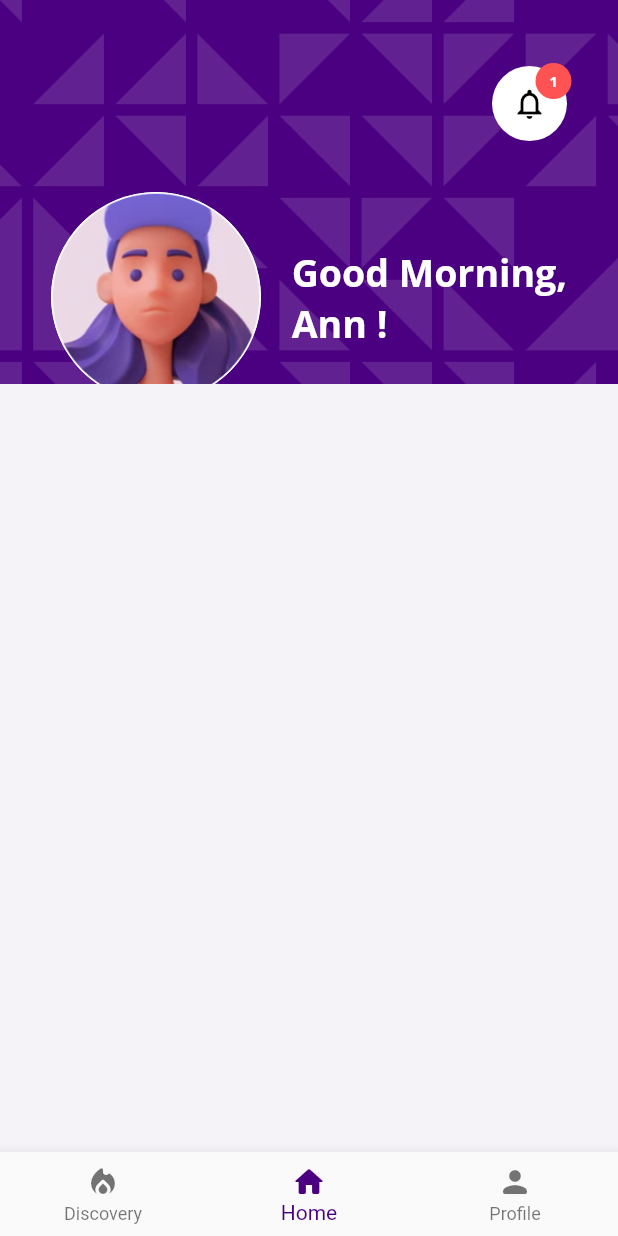
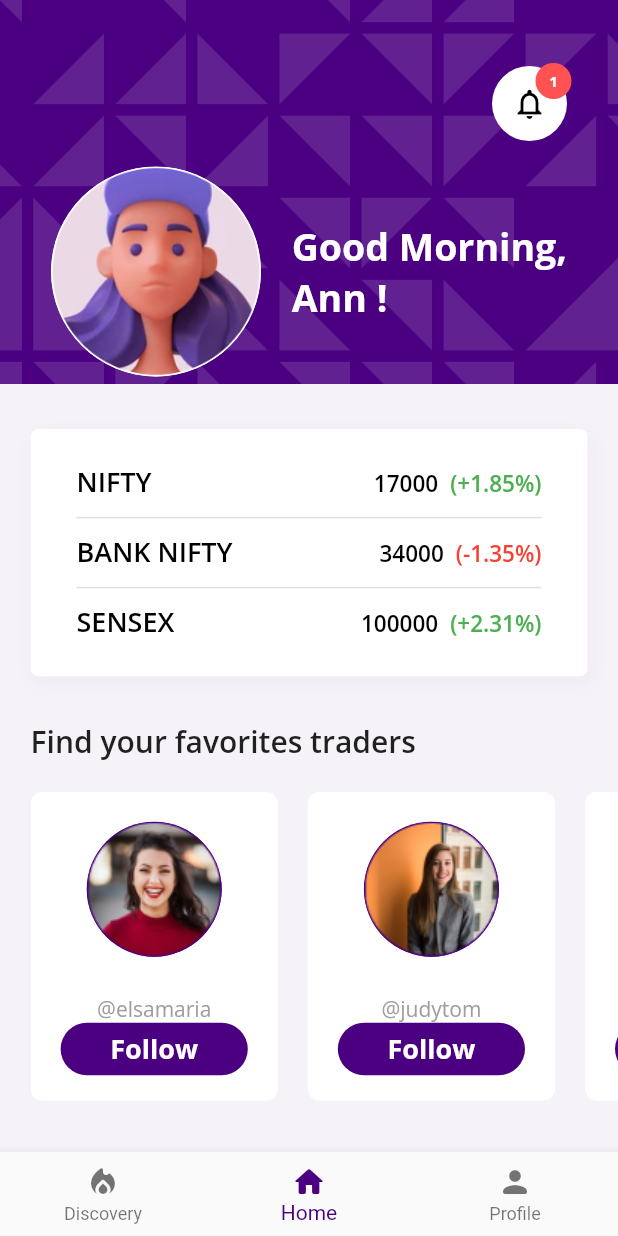
Before and after one commit to aninarafath6/incom-app, a Flutter app: the HomeView screen opened by its route, on a phone screen of 412 x 824 dp. Run offline on Flutter 3.47's test engine with Material 2 defaults, Android fonts, the phone set to English and light mode, and no system bars; our stand-ins replace flutter_svg, get, google_fonts.

Commit message:
favorites traders section

```diff
--- /dev/null
+++ b/lib/controllers/home_controller/home.controller.dart
@@ -0,0 +1,37 @@
+import 'package:get/get.dart';
+import 'package:incom/models/trader.model.dart';
+
+class HomeController extends GetxController {
+  List<Trader> favoritesTrader = [
+    Trader(
+      name: 'Elsa Maria',
+      userName: '@elsamaria',
+      dp: 'assets/users/user1.png',
+    ),
+    Trader(
+      name: 'Judy Tom',
+      userName: '@judytom',
+      dp: 'assets/users/user2.png',
+    ),
+    Trader(
+      name: 'Jack Jones',
+      userName: '@jackjones',
+      dp: 'assets/users/user3.png',
+    ),
+    Trader(
+      name: 'James E',
+      userName: '@ejames',
+      dp: 'assets/users/user4.png',
+    ),
+    Trader(
+      name: 'Sam Benny',
+      userName: '@sambenny',
+      dp: 'assets/users/user5.png',
+    ),
+    Trader(
+      name: 'Anna Jo',
+      userName: '@annajo',
+      dp: 'assets/users/user6.png',
+    ),
+  ];
+}
--- /dev/null
+++ b/lib/models/trade.mode.dart
@@ -0,0 +1,13 @@
+class TradeModel {
+  final String? name;
+  final String? value;
+  final String? status;
+  final bool? down;
+
+  TradeModel({
+    this.name,
+    this.value,
+    this.status,
+    this.down = false,
+  });
+}
--- /dev/null
+++ b/lib/models/trader.model.dart
@@ -0,0 +1,11 @@
+class Trader {
+  final String dp;
+  final String name;
+  final String userName;
+
+  Trader({
+    required this.name,
+    required this.userName,
+    required this.dp,
+  });
+}
--- a/lib/views/home_view/home_veiw.dart
+++ b/lib/views/home_view/home_veiw.dart
@@ -1,7 +1,7 @@
 import 'package:flutter/material.dart';
 import 'package:get/get.dart';
 import 'package:incom/controllers/tab_bar_controller/tab_bar.controller.dart';
-import 'package:incom/views/home_view/screens/home.screen.dart';
+import 'package:incom/views/screens/home_screen/home.screen.dart';
 import 'package:incom/views/home_view/widgets/bottom_navigation.dart';
 
 class HomeView extends StatelessWidget {
--- a/lib/views/home_view/screens/home.screen.dart
+++ /dev/null
@@ -1,24 +0,0 @@
-import 'package:flutter/material.dart';
-import 'package:incom/constants/app_colors.dart';
-import 'package:incom/views/home_view/appbar.dart';
-
-class HomeScreen extends StatelessWidget {
-  const HomeScreen({
-    Key? key,
-  }) : super(key: key);
-
-  @override
-  Widget build(BuildContext context) {
-    return Column(
-      children: [
-        const HomeAppBar(),
-        Expanded(
-          flex: 2,
-          child: Container(
-            color: AppColors.pink,
-          ),
-        ),
-      ],
-    );
-  }
-}
--- a/lib/views/home_view/appbar.dart
+++ b/lib/views/home_view/widgets/appbar.dart
@@ -3,6 +3,7 @@ import 'package:google_fonts/google_fonts.dart';
 import 'package:incom/constants/app_colors.dart';
 import 'package:incom/constants/app_images.dart';
 import 'package:incom/constants/app_sizes.dart';
+import 'package:incom/views/home_view/widgets/notification_icon.widget.dart';
 
 class HomeAppBar extends StatelessWidget {
   const HomeAppBar({
@@ -38,41 +39,10 @@ class HomeAppBar extends StatelessWidget {
                 width: double.infinity,
                 child: Column(
                   children: [
-                    Align(
-                      alignment: Alignment.centerRight,
-                      child: Stack(
-                        clipBehavior: Clip.none,
-                        children: [
-                          const CircleAvatar(
-                            radius: 25,
-                            backgroundColor: Colors.white,
-                            child: Icon(
-                              Icons.notifications_outlined,
-                              color: Colors.black,
-                            ),
-                          ),
-                          Positioned(
-                            right: -3,
-                            top: -2,
-                            child: CircleAvatar(
-                              radius: 12,
-                              backgroundColor: Colors.redAccent,
-                              child: Text(
-                                '1',
-                                style: GoogleFonts.openSans(
-                                  color: Colors.white,
-                                  fontWeight: FontWeight.bold,
-                                  fontSize: 10,
-                                ),
-                              ),
-                            ),
-                          ),
-                        ],
-                      ),
-                    ),
+                    const NotificationIcon(),
                     Padding(
-                      padding:
-                          const EdgeInsets.only(top: AppSizes.defaultPaddings),
+                      padding: const EdgeInsets.only(
+                          top: AppSizes.defaultPaddings / 2),
                       child: Row(
                         mainAxisAlignment: MainAxisAlignment.spaceBetween,
                         children: [
--- /dev/null
+++ b/lib/views/home_view/widgets/notification_icon.widget.dart
@@ -0,0 +1,44 @@
+import 'package:flutter/material.dart';
+import 'package:google_fonts/google_fonts.dart';
+
+class NotificationIcon extends StatelessWidget {
+  const NotificationIcon({
+    Key? key,
+  }) : super(key: key);
+
+  @override
+  Widget build(BuildContext context) {
+    return Align(
+      alignment: Alignment.centerRight,
+      child: Stack(
+        clipBehavior: Clip.none,
+        children: [
+          const CircleAvatar(
+            radius: 25,
+            backgroundColor: Colors.white,
+            child: Icon(
+              Icons.notifications_outlined,
+              color: Colors.black,
+            ),
+          ),
+          Positioned(
+            right: -3,
+            top: -2,
+            child: CircleAvatar(
+              radius: 12,
+              backgroundColor: Colors.redAccent,
+              child: Text(
+                '1',
+                style: GoogleFonts.openSans(
+                  color: Colors.white,
+                  fontWeight: FontWeight.bold,
+                  fontSize: 10,
+                ),
+              ),
+            ),
+          ),
+        ],
+      ),
+    );
+  }
+}
--- /dev/null
+++ b/lib/views/screens/home_screen/home.screen.dart
@@ -0,0 +1,63 @@
+// ignore_for_file: use_key_in_widget_constructors
+
+import 'package:flutter/material.dart';
+import 'package:google_fonts/google_fonts.dart';
+import 'package:incom/constants/app_colors.dart';
+import 'package:incom/constants/app_sizes.dart';
+import 'package:incom/views/home_view/widgets/appbar.dart';
+import 'package:incom/views/screens/home_screen/widgets/favoraite_traders.widget.dart';
+import 'package:incom/views/screens/home_screen/widgets/status_banner.widget.dart';
+
+class HomeScreen extends StatelessWidget {
+  const HomeScreen({
+    Key? key,
+  }) : super(key: key);
+
+  @override
+  Widget build(BuildContext context) {
+    return Column(
+      mainAxisAlignment: MainAxisAlignment.center,
+      crossAxisAlignment: CrossAxisAlignment.center,
+      children: [
+        const HomeAppBar(),
+        Expanded(
+          flex: 2,
+          child: Container(
+            height: double.infinity,
+            padding: const EdgeInsets.symmetric(
+                // horizontal: AppSizes.defaultPaddings * .60,
+                ),
+            color: AppColors.pink,
+            child: CustomScrollView(
+              slivers: [
+                SliverList(
+                  delegate: SliverChildListDelegate(
+                    [
+                      const SizedBox(height: 30),
+                      const StatusBanner(),
+                      const SizedBox(height: 30),
+                      Padding(
+                        padding: const EdgeInsets.symmetric(
+                          horizontal: AppSizes.defaultPaddings * .60,
+                        ),
+                        child: Text(
+                          'Find your favorites traders',
+                          style: GoogleFonts.openSans(
+                            fontSize: 20,
+                            fontWeight: FontWeight.w600,
+                          ),
+                        ),
+                      ),
+                      const SizedBox(height: 20),
+                    ],
+                  ),
+                ),
+                FavoriteTraders(),
+              ],
+            ),
+          ),
+        ),
+      ],
+    );
+  }
+}
--- /dev/null
+++ b/lib/views/screens/home_screen/widgets/favoraite_traders.widget.dart
@@ -0,0 +1,35 @@
+import 'package:flutter/material.dart';
+import 'package:get/instance_manager.dart';
+import 'package:incom/constants/app_sizes.dart';
+import 'package:incom/controllers/home_controller/home.controller.dart';
+import 'package:incom/utils/dimension.dart';
+import 'package:incom/views/screens/home_screen/widgets/trader_card.widget.dart';
+
+class FavoriteTraders extends StatelessWidget {
+  FavoriteTraders({
+    Key? key,
+  }) : super(key: key);
+
+  HomeController homeController = Get.put(HomeController());
+
+  @override
+  Widget build(BuildContext context) {
+    return SliverToBoxAdapter(
+      child: Container(
+        margin: EdgeInsets.only(
+          left: AppSizes.defaultPaddings * .60,
+        ),
+        height: context.getHeight(25),
+        child: ListView.builder(
+          scrollDirection: Axis.horizontal,
+          itemCount: homeController.favoritesTrader.length,
+          itemBuilder: (context, index) {
+            return TraderCard(
+              trader: homeController.favoritesTrader[index],
+            );
+          },
+        ),
+      ),
+    );
+  }
+}
--- /dev/null
+++ b/lib/views/screens/home_screen/widgets/status_banner.widget.dart
@@ -0,0 +1,68 @@
+import 'package:flutter/material.dart';
+import 'package:incom/constants/app_colors.dart';
+import 'package:incom/constants/app_sizes.dart';
+import 'package:incom/models/trade.mode.dart';
+import 'package:incom/utils/dimension.dart';
+import 'package:incom/views/screens/home_screen/widgets/trade_status.widget.dart';
+
+class StatusBanner extends StatelessWidget {
+  const StatusBanner({
+    Key? key,
+  }) : super(key: key);
+
+  @override
+  Widget build(BuildContext context) {
+    return Container(
+      margin: const EdgeInsets.symmetric(
+        horizontal: AppSizes.defaultPaddings * .60,
+      ),
+      padding: const EdgeInsets.symmetric(
+        horizontal: AppSizes.defaultPaddings * .90,
+        vertical: AppSizes.defaultPaddings * .60,
+      ),
+      width: double.infinity,
+      height: context.getHeight(20),
+      decoration: BoxDecoration(
+        boxShadow: [
+          BoxShadow(
+            color: AppColors.lightPrimaryColor.withOpacity(.1),
+            spreadRadius: 2,
+            blurRadius: 10,
+            offset: const Offset(2, 4), // changes position of shadow
+          ),
+        ],
+        color: AppColors.light,
+        borderRadius: BorderRadius.circular(5),
+      ),
+      child: Column(
+        mainAxisAlignment: MainAxisAlignment.spaceEvenly,
+        children: [
+          TradeStatus(
+            TradeModel(
+              name: 'NIFTY',
+              value: '17000',
+              status: '(+1.85%)',
+            ),
+          ),
+          const Divider(thickness: 1),
+          TradeStatus(
+            TradeModel(
+              name: 'BANK NIFTY',
+              value: '34000',
+              status: '(-1.35%)',
+              down: true,
+            ),
+          ),
+          const Divider(thickness: 1),
+          TradeStatus(
+            TradeModel(
+              name: 'SENSEX',
+              value: '100000',
+              status: '(+2.31%)',
+            ),
+          ),
+        ],
+      ),
+    );
+  }
+}
--- /dev/null
+++ b/lib/views/screens/home_screen/widgets/trade_status.widget.dart
@@ -0,0 +1,49 @@
+import 'package:flutter/material.dart';
+import 'package:google_fonts/google_fonts.dart';
+import 'package:incom/models/trade.mode.dart';
+
+class TradeStatus extends StatelessWidget {
+  const TradeStatus(
+    this.tradeModel,
+  );
+  final TradeModel tradeModel;
+
+  @override
+  Widget build(BuildContext context) {
+    return Row(
+      children: [
+        _Text(fontSize: 18, data: tradeModel.name!),
+        const Spacer(),
+        _Text(data: tradeModel.value!),
+        const SizedBox(width: 8),
+        _Text(
+            color: tradeModel.down! ? Colors.red : Colors.green,
+            data: tradeModel.status!),
+      ],
+    );
+  }
+}
+
+class _Text extends StatelessWidget {
+  const _Text({
+    Key? key,
+    this.color = Colors.black,
+    this.fontSize = 15,
+    this.data = 'data',
+  }) : super(key: key);
+  final Color color;
+  final double fontSize;
+  final String data;
+
+  @override
+  Widget build(BuildContext context) {
+    return Text(
+      data,
+      style: GoogleFonts.openSans(
+        fontSize: fontSize,
+        color: color,
+        fontWeight: FontWeight.w600,
+      ),
+    );
+  }
+}
--- /dev/null
+++ b/lib/views/screens/home_screen/widgets/trader_card.widget.dart
@@ -0,0 +1,47 @@
+import 'package:flutter/material.dart';
+import 'package:google_fonts/google_fonts.dart';
+import 'package:incom/constants/app_colors.dart';
+import 'package:incom/models/trader.model.dart';
+import 'package:incom/utils/dimension.dart';
+import 'package:incom/views/widgets/custom_button.dart';
+
+class TraderCard extends StatelessWidget {
+  const TraderCard({
+    Key? key,
+    required this.trader,
+  }) : super(key: key);
+  final Trader trader;
+  @override
+  Widget build(BuildContext context) {
+    return Container(
+      padding: const EdgeInsets.all(20),
+      margin: const EdgeInsets.only(right: 20),
+      width: context.getWidth(40),
+      height: context.getHeight(20),
+      decoration: BoxDecoration(
+        color: Colors.white,
+        borderRadius: BorderRadius.circular(8),
+      ),
+      child: Column(
+        children: [
+          CircleAvatar(
+            radius: 45,
+            backgroundColor: AppColors.primaryColor,
+            backgroundImage: AssetImage(trader.dp!),
+          ),
+          const SizedBox(height: 25),
+          Text(
+            trader.userName,
+            style: GoogleFonts.openSans(
+              fontSize: 14,
+              color: Colors.grey,
+            ),
+          ),
+          const Spacer(),
+          const CustomButton(label: 'Follow', size: 35)
+          // Spacer(flex: 2),
+        ],
+      ),
+    );
+  }
+}
--- a/lib/views/widgets/custom_button.dart
+++ b/lib/views/widgets/custom_button.dart
@@ -8,17 +8,19 @@ class CustomButton extends StatelessWidget {
   const CustomButton({
     Key? key,
     required this.label,
+    this.size = AppSizes.buttonHeight,
     this.onTap,
   }) : super(key: key);
 
   final String label;
   final Function()? onTap;
+  final double size;
 
   @override
   Widget build(BuildContext context) {
     return SizedBox(
-      width: AppSizes.buttonWidth,
-      height: AppSizes.buttonHeight,
+      // width: AppSizes.buttonWidth,
+      height: size,
       child: GestureDetector(
         onTap: onTap,
         child: Container(
--- a/pubspec.yaml
+++ b/pubspec.yaml
@@ -30,3 +30,4 @@ flutter:
     - assets/images/brokers/
     - assets/icons/
     - assets/svg/
+    - assets/users/
```
Also changed, not shown: assets/users/user1.png (added), assets/users/user2.png (added), assets/users/user3.png (added), assets/users/user4.png (added), assets/users/user5.png (added), assets/users/user6.png (added), 1 other file.
